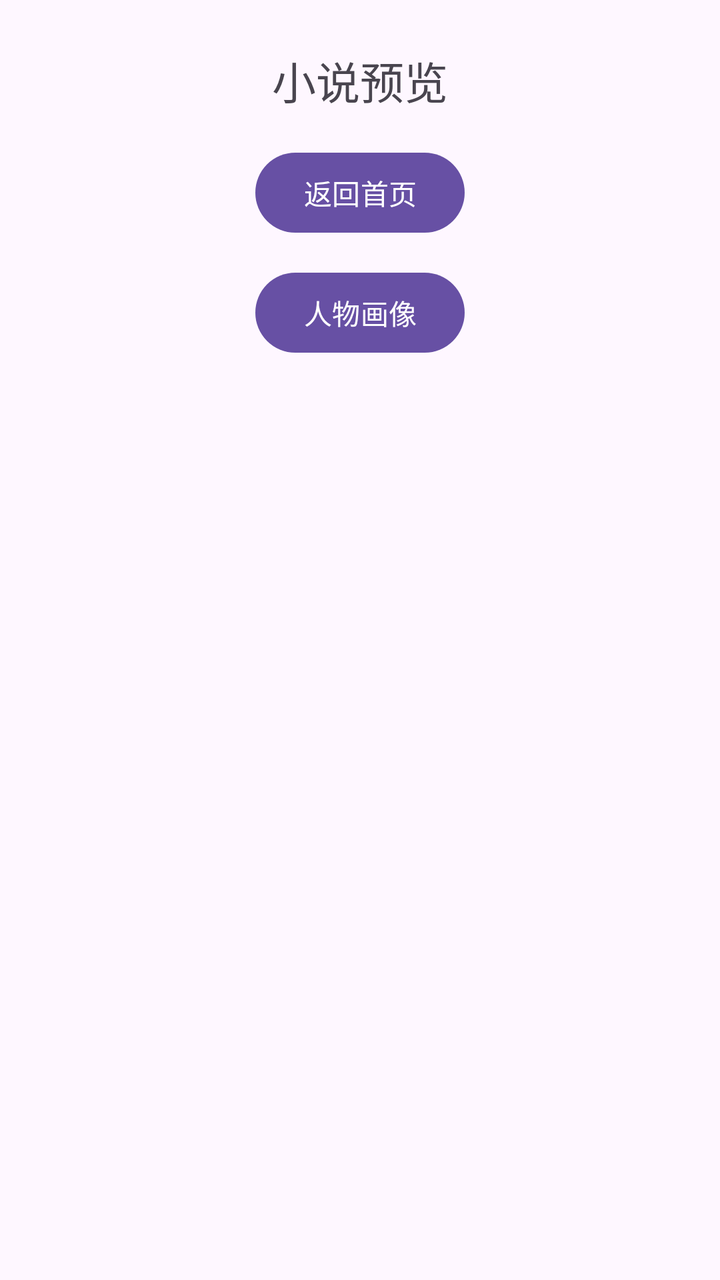
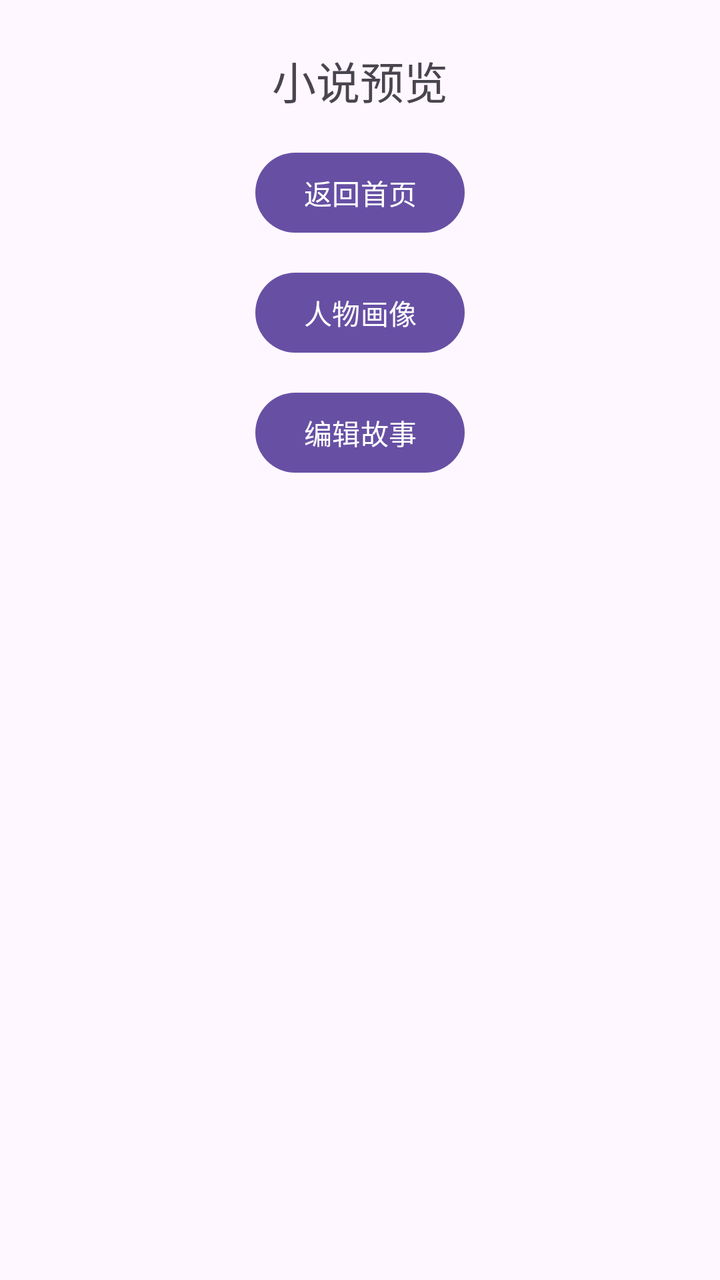

Two renders of the same Android screen: before a commit and after it. Below are the layout's source before the change and the commit's diff.
<!-- AndroidManifest.xml: application theme Theme.StoryTeller -->
<!-- res/layout/activity_story_preview.xml -->
<?xml version="1.0" encoding="utf-8"?>
<androidx.constraintlayout.widget.ConstraintLayout xmlns:android="http://schemas.android.com/apk/res/android"
    xmlns:app="http://schemas.android.com/apk/res-auto"
    android:layout_width="match_parent"
    android:layout_height="match_parent"
    android:padding="24dp">

    <TextView
        android:id="@+id/tv_story_preview_title"
        android:layout_width="wrap_content"
        android:layout_height="wrap_content"
        android:text="@string/title_story_preview"
        android:textSize="22sp"
        app:layout_constraintTop_toTopOf="parent"
        app:layout_constraintStart_toStartOf="parent"
        app:layout_constraintEnd_toEndOf="parent" />

    <Button
        android:id="@+id/btn_back_home"
        android:layout_width="wrap_content"
        android:layout_height="wrap_content"
        android:layout_marginTop="16dp"
        android:text="@string/action_back_home"
        app:layout_constraintTop_toBottomOf="@id/tv_story_preview_title"
        app:layout_constraintStart_toStartOf="parent"
        app:layout_constraintEnd_toEndOf="parent" />

    <Button
        android:id="@+id/btn_character_analysis"
        android:layout_width="wrap_content"
        android:layout_height="wrap_content"
        android:layout_marginTop="12dp"
        android:text="@string/action_character_analysis"
        app:layout_constraintTop_toBottomOf="@id/btn_back_home"
        app:layout_constraintStart_toStartOf="parent"
        app:layout_constraintEnd_toEndOf="parent" />

    <ScrollView
        android:id="@+id/sv_story_content"
        android:layout_width="0dp"
        android:layout_height="0dp"
        android:layout_marginTop="16dp"
        app:layout_constraintTop_toBottomOf="@id/btn_character_analysis"
        app:layout_constraintBottom_toBottomOf="parent"
        app:layout_constraintStart_toStartOf="parent"
        app:layout_constraintEnd_toEndOf="parent">

        <TextView
            android:id="@+id/tv_story_preview_content"
            android:layout_width="match_parent"
            android:layout_height="wrap_content"
            android:textSize="16sp"
            android:lineSpacingExtra="6dp" />

    </ScrollView>

</androidx.constraintlayout.widget.ConstraintLayout>
<!-- resources referenced by this layout -->
<resources>
  <string name="action_back_home">返回首页</string>
  <string name="action_character_analysis">人物画像</string>
  <string name="title_story_preview">小说预览</string>
  <style name="Theme.StoryTeller" parent="Base.Theme.StoryTeller" />
  <style name="Base.Theme.StoryTeller" parent="Theme.Material3.DayNight.NoActionBar">
          
          
      </style>
</resources>

<!-- the commit's change to res/layout/activity_story_preview.xml (unified diff, before → after) -->
@@ -35,12 +35,22 @@
         app:layout_constraintStart_toStartOf="parent"
         app:layout_constraintEnd_toEndOf="parent" />
 
+    <Button
+        android:id="@+id/btn_edit_story"
+        android:layout_width="wrap_content"
+        android:layout_height="wrap_content"
+        android:layout_marginTop="12dp"
+        android:text="编辑故事"
+        app:layout_constraintTop_toBottomOf="@id/btn_character_analysis"
+        app:layout_constraintStart_toStartOf="parent"
+        app:layout_constraintEnd_toEndOf="parent" />
+
     <ScrollView
         android:id="@+id/sv_story_content"
         android:layout_width="0dp"
         android:layout_height="0dp"
         android:layout_marginTop="16dp"
-        app:layout_constraintTop_toBottomOf="@id/btn_character_analysis"
+        app:layout_constraintTop_toBottomOf="@id/btn_edit_story"
         app:layout_constraintBottom_toBottomOf="parent"
         app:layout_constraintStart_toStartOf="parent"
         app:layout_constraintEnd_toEndOf="parent">
